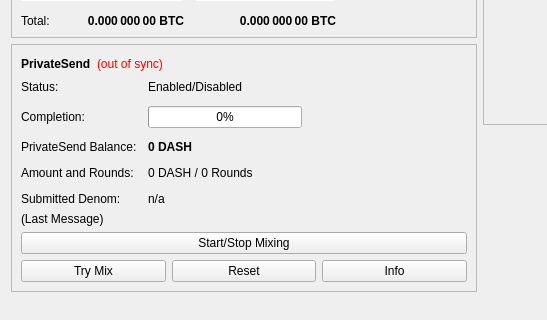
Before: the Qt Designer form src/qt/forms/overviewpage.ui in adm2018/curium, drawn with Qt 5; both pictures show x 0 to 547 and y 178 to 498 of the 960 by 585 pixel window.
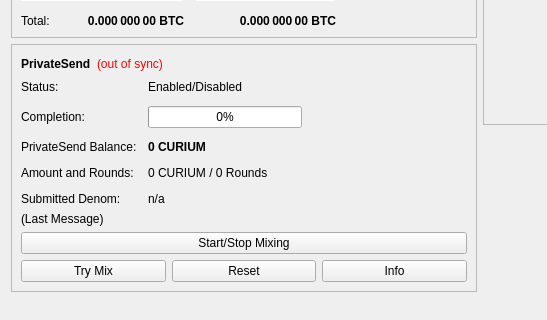
After: the same form once the commit is applied.

Diff of the .ui file:
```diff
--- a/src/qt/forms/overviewpage.ui
+++ b/src/qt/forms/overviewpage.ui
@@ -514,7 +514,7 @@
                </font>
               </property>
               <property name="text">
-               <string notr="true">0 DASH</string>
+               <string notr="true">0 CURIUM</string>
               </property>
              </widget>
             </item>
@@ -528,7 +528,7 @@
             <item row="3" column="1">
              <widget class="QLabel" name="labelAmountRounds">
               <property name="text">
-               <string>0 DASH / 0 Rounds</string>
+               <string>0 CURIUM / 0 Rounds</string>
               </property>
              </widget>
             </item>
```
Left out of the diff: 6 changed lines with no effect on the pictures.
